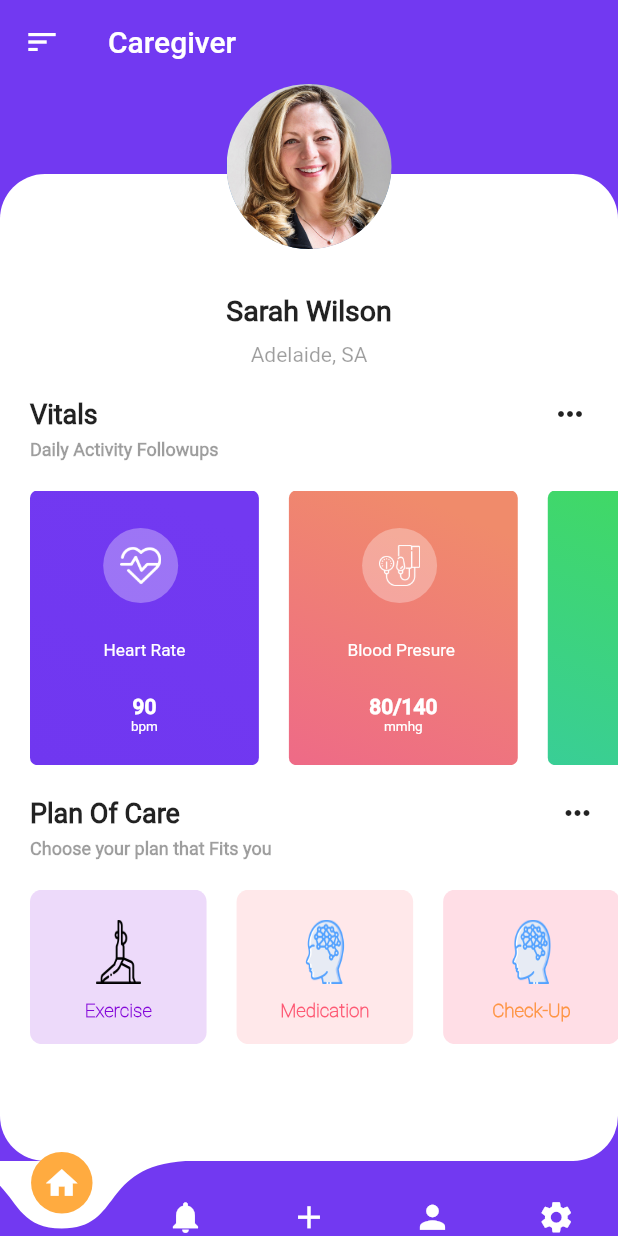
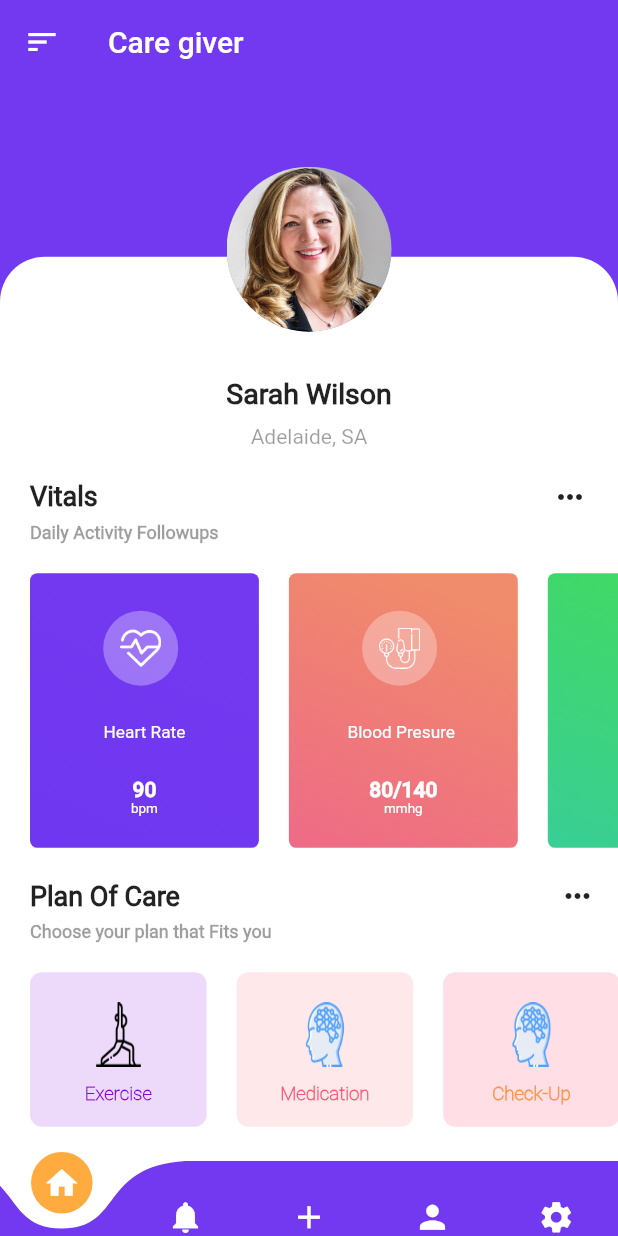
Before and after one commit to flutter-devs/Flutter_CareGiver_Demo, a Flutter app: the HomeScreen screen opened by its route, on a phone screen of 412 x 824 dp. Run offline on Flutter 3.47's test engine with Material 2 defaults, Android fonts, the phone set to English and light mode, and no system bars; drawn by our look-alikes of curved_navigation_bar; our stand-ins replace fancy_bottom_navigation, table_calendar.

Commit message:
Final Commit

```diff
--- /dev/null
+++ b/lib/screen/caregiver_homescreen.dart
@@ -0,0 +1,360 @@
+import 'package:flutter/material.dart';
+import 'package:home_care_app/constant/constant.dart';
+import 'package:home_care_app/model/dailyactivity_model.dart';
+import 'package:home_care_app/model/plancare.dart';
+class CareGiverHomeScreen extends StatefulWidget {
+  @override
+  _CareGiverHomeScreenState createState() => _CareGiverHomeScreenState();
+}
+
+class _CareGiverHomeScreenState extends State<CareGiverHomeScreen> {
+  double _height;
+  double _width;
+
+  List<DailyActivity> dailyActivity;
+  List<PlanCare> planCare;
+
+  @override
+  void initState() {
+    super.initState();
+    dailyActivity = Constants.getDailyActivity();
+    planCare = Constants.getPlanCareList();
+  }
+
+
+  @override
+  Widget build(BuildContext context) {
+    _height = MediaQuery.of(context).size.height;
+    _width = MediaQuery.of(context).size.width;
+    return Scaffold(
+      backgroundColor: Color.fromRGBO(114, 57, 241, 1),
+      body:CustomScrollView(
+        slivers: <Widget>[
+          SliverPersistentHeader(
+              delegate: CustomSliverDelegate(
+                expandedHeight:100,
+              ),
+          ),
+
+          SliverFillRemaining(
+            child: Container(
+              height: _height,
+              width: _width,
+              child: Stack(
+                children: <Widget>[
+                  Container(
+                    margin: EdgeInsets.only(top: 60.0),
+                    height: _height,
+                    width: _width,
+                    decoration: BoxDecoration(
+                      color: Colors.white,
+                      borderRadius: BorderRadius.only(topLeft:Radius.circular(30.0),topRight:Radius.circular(30.0)),
+                    ),
+                    child: SingleChildScrollView(
+                       physics: NeverScrollableScrollPhysics(),
+                      child: Padding(
+                        padding: EdgeInsets.only(top: 80.0, bottom: 20.0),
+                        child: Column(
+                          mainAxisAlignment: MainAxisAlignment.start,
+                          children: <Widget>[
+                            Container(
+                              child: Text(
+                                'Sarah Wilson',
+                                style: TextStyle(
+                                    fontFamily: 'Roboto Regular',
+                                    fontWeight: FontWeight.w600,
+                                    fontSize: 19.0),
+                              ),
+                            ),
+                            Container(
+                              padding: EdgeInsets.only(top: 10.0),
+                              child: Text(
+                                'Adelaide, SA',
+                                style: TextStyle(
+                                    fontFamily: 'Roboto Regular',
+                                    color: Colors.black38,
+                                    fontWeight: FontWeight.w500,
+                                    fontSize: 14.0),
+                              ),
+                            ),
+                            Stack(
+                              children: <Widget>[
+                                SingleChildScrollView(
+                                  child: Container(
+                                    // height:_height,
+                                    child: Column(
+                                      children: <Widget>[
+                                        Padding(
+                                          padding: EdgeInsets.only(
+                                              top: 20.0, left: 20.0, right: 20.0),
+                                          child: Row(
+                                            mainAxisAlignment:
+                                            MainAxisAlignment.spaceBetween,
+                                            children: <Widget>[
+                                              Text(
+                                                'Vitals',
+                                                style: TextStyle(
+                                                    fontFamily: 'Roboto Regular',
+                                                    fontWeight: FontWeight.w600,
+                                                    fontSize: 18.0),
+                                              ),
+                                              Icon(Icons.more_horiz),
+                                            ],
+                                          ),
+                                        ),
+                                        Container(
+                                          padding:
+                                          EdgeInsets.only(left: 20.0, top: 5.0),
+                                          alignment: Alignment.topLeft,
+                                          child: Text(
+                                            'Daily Activity Followups',
+                                            style: TextStyle(
+                                                fontFamily: 'Roboto Regular',
+                                                fontWeight: FontWeight.w600,
+                                                fontSize: 12.0,
+                                                color: Colors.black38),
+                                          ),
+                                        ),
+                                        Container(
+                                          margin: EdgeInsets.only(top: 20.0),
+                                          height: _height / 4.5,
+                                          decoration: BoxDecoration(
+                                            borderRadius: BorderRadius.all(
+                                                Radius.circular(10.0)),
+                                          ),
+                                          child: ListView.builder(
+                                              itemCount: dailyActivity.length,
+                                              scrollDirection: Axis.horizontal,
+                                              shrinkWrap: true,
+                                              itemBuilder:
+                                                  (BuildContext context, int index) {
+                                                return _buildDailyActivity(
+                                                    dailyActivity[index], index);
+                                              }),
+                                        ),
+                                        Padding(
+                                          padding: EdgeInsets.only(
+                                              top: 20.0, left: 20.0, right: 15.0),
+                                          child: Row(
+                                            mainAxisAlignment:
+                                            MainAxisAlignment.spaceBetween,
+                                            children: <Widget>[
+                                              Text(
+                                                'Plan Of Care',
+                                                style: TextStyle(
+                                                    fontFamily: 'Roboto Regular',
+                                                    fontWeight: FontWeight.w600,
+                                                    fontSize: 18.0),
+                                              ),
+                                              Icon(Icons.more_horiz),
+                                            ],
+                                          ),
+                                        ),
+                                        Container(
+                                          padding:
+                                          EdgeInsets.only(left: 20.0, top: 5.0),
+                                          alignment: Alignment.topLeft,
+                                          child: Text(
+                                            'Choose your plan that Fits you',
+                                            style: TextStyle(
+                                                fontFamily: 'Roboto Regular',
+                                                fontWeight: FontWeight.w600,
+                                                fontSize: 12.0,
+                                                color: Colors.black38),
+                                          ),
+                                        ),
+                                        Container(
+                                          margin: EdgeInsets.only(top: 20.0),
+                                          height: _height / 8,
+                                          decoration: BoxDecoration(
+                                            borderRadius: BorderRadius.all(
+                                                Radius.circular(0.0)),
+                                          ),
+                                          child: ListView.builder(
+                                              itemCount: planCare.length,
+                                              scrollDirection: Axis.horizontal,
+                                              shrinkWrap: true,
+                                              itemBuilder:
+                                                  (BuildContext context, int index) {
+                                                return _buildPlanCare(
+                                                    planCare[index], index);
+                                              }),
+                                        ),
+                                      ],
+                                    ),
+                                  ),
+                                ),
+                              ],
+                            ),
+                          ],
+                        ),
+                      ),
+                    ),
+                  ),
+                  Align(
+                    alignment: Alignment.topCenter,
+                    child: ClipOval(
+                      child: CircleAvatar(
+                        radius: 55.0,
+                        child: Image.asset(
+                          'assets/images/female_above40.jpg',
+                          fit: BoxFit.fitHeight,
+                        ),
+                      ),
+                    ),
+                  ),
+                ],
+              ),
+            ),
+          ),
+        ],
+      ),
+    );
+  }
+
+  Widget _buildDailyActivity(DailyActivity items, int index) {
+    return Container(
+        margin: EdgeInsets.only(left: 20.0),
+        decoration: BoxDecoration(
+            borderRadius: BorderRadius.circular(5.0),
+            // color: items.color,
+            gradient:LinearGradient(
+              begin: Alignment.topCenter  ,
+              end: Alignment.bottomLeft,
+              //stops: [0.1, 0.5, 0.7, 0.9],
+
+              colors:[
+                items.color,
+                items.gradiantColor,
+              ],
+            )
+        ),
+        width: _width / 2.7,
+        child: Padding(
+          padding: EdgeInsets.only(top: 20.0, bottom: 20.0),
+          child: Column(
+            mainAxisAlignment: MainAxisAlignment.spaceBetween,
+            crossAxisAlignment: CrossAxisAlignment.center,
+            children: <Widget>[
+              Container(
+                  margin: EdgeInsets.only(top: 5.0, right: 5.0),
+                  alignment: Alignment.center,
+                  height: 50.0,
+                  width: 50.0,
+                  decoration: BoxDecoration(
+                    borderRadius: BorderRadius.all(Radius.circular(30.0)),
+                    color: Colors.white.withOpacity(0.3),
+                  ),
+                  child:Image.asset(items.img,height:_height/30.0,color:Colors.white,)
+              ),
+              Text(
+                items.title,
+                style: TextStyle(color: Colors.white, fontSize: 11.5),
+              ),
+              Column(
+                children: <Widget>[
+                  Text(
+                    items.subtitle,
+                    style: TextStyle(
+                        fontFamily: ('Roboto Medium'),
+                        fontWeight: FontWeight.w700,
+                        color: Colors.white),
+                  ),
+                  Text(
+                    items.temp,
+                    style: TextStyle(color: Colors.white, fontSize: 9),
+                  ),
+                ],
+              ),
+            ],
+          ),
+        ));
+  }
+
+  Widget _buildPlanCare(PlanCare items, int index) {
+    return Container(
+        margin: EdgeInsets.only(left: 20.0),
+        decoration: BoxDecoration(
+          borderRadius: BorderRadius.circular(8.0),
+          color: items.color,
+
+        ),
+        width: _width / 3.5,
+        child: Padding(
+          padding: EdgeInsets.only(top:20.0, bottom: 15.0),
+          child: Column(
+            mainAxisAlignment: MainAxisAlignment.spaceAround,
+            crossAxisAlignment: CrossAxisAlignment.center,
+            children: <Widget>[
+              Expanded(
+                child: Container(
+                  // color:Colors.pink,
+                  child: Image.asset(
+                    items.img,
+                    height:30.0,
+                    width:30.0,
+                    fit: BoxFit.fill,
+
+                    //color:Colors.orange,
+                  ),
+                ),
+              ),
+
+              SizedBox(height: 10.0,),
+              Text(
+                items.title,
+                style: TextStyle(
+                    fontFamily: ('Roboto Thin'),
+                    fontWeight: FontWeight.w700,
+                    fontSize:12.5,
+                    color:items.textColor
+                ),
+              ),
+
+            ],
+          ),
+        ));
+  }
+}
+
+class CustomSliverDelegate extends SliverPersistentHeaderDelegate  {
+  final double expandedHeight;
+  final bool hideTitleWhenExpanded;
+
+  CustomSliverDelegate({
+    @required this.expandedHeight,
+    this.hideTitleWhenExpanded = true,
+  });
+
+  @override
+  Widget build(
+      BuildContext context, double shrinkOffset, bool overlapsContent) {
+    final appBarSize = expandedHeight - shrinkOffset;
+    final cardTopPosition = expandedHeight / 2 - shrinkOffset;
+    final proportion = 2 - (expandedHeight / appBarSize);
+    final percent = proportion < 0 || proportion > 1 ? 0.0 : proportion;
+    return AppBar(
+      elevation: 0.0,
+       backgroundColor: Color.fromRGBO(114, 57, 241, 1),
+      leading: Icon(Icons.sort),
+      title: Text(
+        'Care giver',
+        style: TextStyle(
+            fontFamily: 'Roboto Medium',
+            fontWeight: FontWeight.w600,
+            color: Colors.white),
+      ),
+    );
+  }
+
+  @override
+  double get maxExtent => expandedHeight + expandedHeight/9;
+
+  @override
+  double get minExtent => kToolbarHeight;
+
+  @override
+  bool shouldRebuild(SliverPersistentHeaderDelegate oldDelegate) {
+    return true;
+  }
+}
--- a/lib/screen/homescreen.dart
+++ b/lib/screen/homescreen.dart
@@ -4,6 +4,7 @@ import 'package:flutter/painting.dart';
 import 'package:home_care_app/constant/constant.dart';
 import 'package:home_care_app/model/dailyactivity_model.dart';
 import 'package:home_care_app/model/plancare.dart';
+import 'package:home_care_app/screen/caregiver_homescreen.dart';
 import 'package:home_care_app/screen/recentcaregivers.dart';
 import 'package:curved_navigation_bar/curved_navigation_bar.dart';
 
@@ -27,11 +28,11 @@ class _HomeScreenState extends State<HomeScreen> {
   int _page = 0;
 
   final List<Widget> _children = [
-    HomeScreenOne(),
+    CareGiverHomeScreen(),
     RecentCareGivers(),
-    HomeScreenOne(),
-    HomeScreenOne(),
-    HomeScreenOne(),
+    CareGiverHomeScreen(),
+    CareGiverHomeScreen(),
+    CareGiverHomeScreen(),
   ];
 
   @override
@@ -205,7 +206,7 @@ class _HomeScreenOneState extends State<HomeScreenOne> {
               width: _width,
               decoration: BoxDecoration(
                 color: Colors.white,
-                borderRadius: BorderRadius.all(Radius.circular(30.0)),
+                borderRadius: BorderRadius.only(topLeft:Radius.circular(30.0),topRight:Radius.circular(30.0)),
               ),
               child: SingleChildScrollView(
                 // physics: NeverScrollableScrollPhysics(),
--- a/lib/screen/splashscreen.dart
+++ b/lib/screen/splashscreen.dart
@@ -54,7 +54,6 @@ class SplashScreenState extends State<AnimatedSplashScreen>
 
               Padding(padding: EdgeInsets.only(bottom: 30.0),child:new Image.asset('assets/images/powered_by.png',height: 25.0,fit: BoxFit.scaleDown,))
 
-
             ],),
           new Column(
             mainAxisAlignment: MainAxisAlignment.center,
```
Also changed, not shown: lib/screen/recentcaregivers.dart (+59 -14 lines), lib/screen/splash_screen_caregiver.dart (+39 -47 lines).
